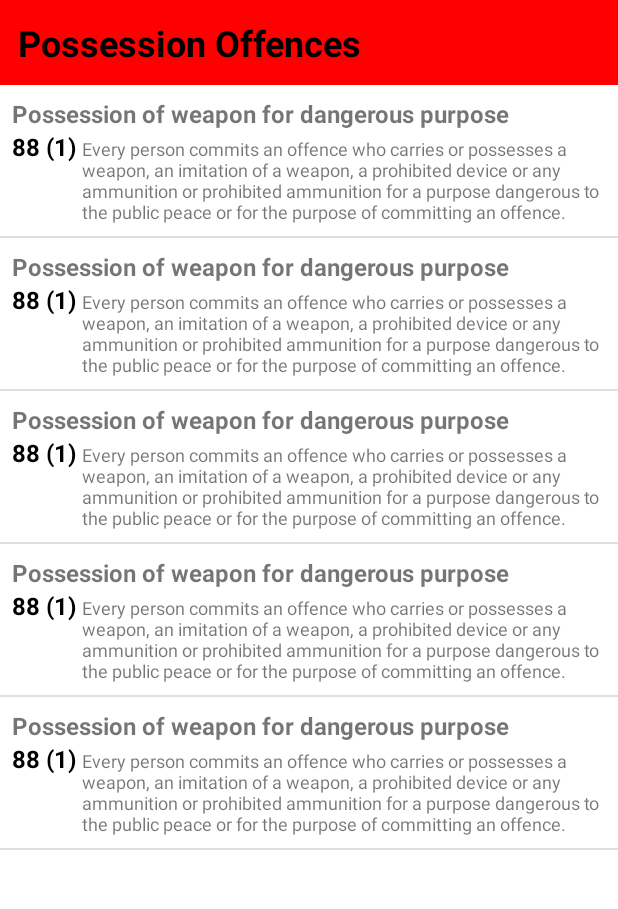
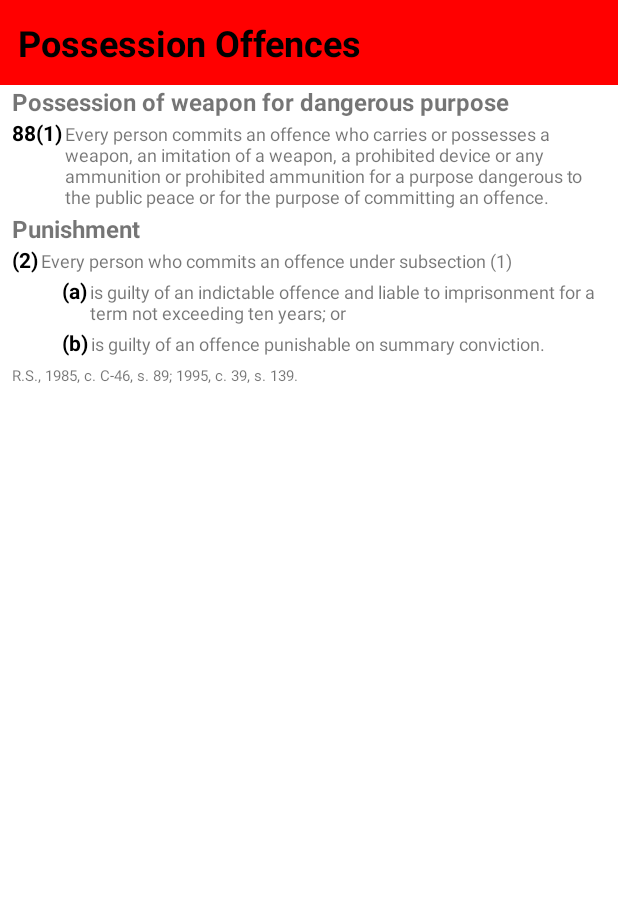
Before and after one commit to pocket-law/pocketlaw-debug, an Android app: the screen it shows after launch (ActivitySection), on a phone screen of 412 x 824 dp, the part 85-994 px from its top. Run offline under Robolectric (Android 15) with nearby library versions, the phone set to English and light mode, and no system bars.

Commit message:
created basic adapter and object class for provisions

```diff
--- a/app/src/main/java/ca/ggolda/reference_criminal_code/ActivitySection.java
+++ b/app/src/main/java/ca/ggolda/reference_criminal_code/ActivitySection.java
@@ -26,13 +26,22 @@ public class ActivitySection extends AppCompatActivity {
 
         provisions = new ArrayList<>();
 
+
         //TODO: get provisions from a source
-        InstanceProvision tempProv = new InstanceProvision("YO");
-        provisions.add(tempProv);
-        provisions.add(tempProv);
-        provisions.add(tempProv);
-        provisions.add(tempProv);
-        provisions.add(tempProv);
+        InstanceProvision tempProv1 = new InstanceProvision(1, "Possession of weapon for dangerous purpose", "88(1)", "Every person commits an offence who carries or possesses a weapon, an imitation of a weapon, a prohibited device or any ammunition or prohibited ammunition for a purpose dangerous to the public peace or for the purpose of committing an offence.");
+        InstanceProvision tempProv2 = new InstanceProvision(1, "Punishment", "(2)", "Every person who commits an offence under subsection (1)");
+        InstanceProvision tempSub1 = new InstanceProvision(2, "(a)", "is guilty of an indictable offence and liable to imprisonment for a term not exceeding ten years; or");
+        InstanceProvision tempSub2 = new InstanceProvision(2, "(b)", "is guilty of an offence punishable on summary conviction.");
+        InstanceProvision tempCite = new InstanceProvision(3, "R.S., 1985, c. C-46, s. 89; 1995, c. 39, s. 139.");
+
+        provisions.add(tempProv1);
+        provisions.add(tempProv2);
+        provisions.add(tempSub1);
+        provisions.add(tempSub2);
+        provisions.add(tempCite);
+
+
+
 
         mAdapterProvision = new AdapterProvision(ActivitySection.this, R.layout.card_provision, provisions);
         mListView = (ListView) findViewById(R.id.list_view);
--- a/app/src/main/java/ca/ggolda/reference_criminal_code/AdapterProvision.java
+++ b/app/src/main/java/ca/ggolda/reference_criminal_code/AdapterProvision.java
@@ -9,6 +9,7 @@ import android.content.Context;
 import android.view.View;
 import android.view.ViewGroup;
 import android.widget.ArrayAdapter;
+import android.widget.LinearLayout;
 import android.widget.TextView;
 
 import java.util.List;
@@ -34,7 +35,55 @@ public class AdapterProvision extends ArrayAdapter<InstanceProvision> {
             convertView = ((Activity) getContext()).getLayoutInflater().inflate(R.layout.card_provision, parent, false);
         }
 
+        final InstanceProvision current = getItem(position);
+
+
+        LinearLayout provisionLayout = (LinearLayout) convertView.findViewById(R.id.provision_layout);
         TextView provisionName = (TextView) convertView.findViewById(R.id.provision_name);
+        TextView provisionNumber = (TextView) convertView.findViewById(R.id.provision_number);
+        TextView provisionText = (TextView) convertView.findViewById(R.id.provision_text);
+
+        LinearLayout subLayout = (LinearLayout) convertView.findViewById(R.id.sub_layout);
+        TextView subNumber = (TextView) convertView.findViewById(R.id.sub_number);
+        TextView subText = (TextView) convertView.findViewById(R.id.sub_text);
+
+        TextView citationText = (TextView) convertView.findViewById(R.id.cite_text);
+
+
+        switch(current.getProvision_type()) {
+            case 1:
+                provisionLayout.setVisibility(View.VISIBLE);
+                subLayout.setVisibility(View.GONE);
+                citationText.setVisibility(View.GONE);
+
+                provisionName.setText(current.getProvision_name());
+                provisionNumber.setText(current.getProvision_number());
+                provisionText.setText(current.getProvision_text());
+
+
+                break;
+            case 2:
+                provisionLayout.setVisibility(View.GONE);
+                subLayout.setVisibility(View.VISIBLE);
+                citationText.setVisibility(View.GONE);
+
+                subNumber.setText(current.getProvision_number());
+                subText.setText(current.getProvision_text());
+
+                break;
+            case 3:
+                provisionLayout.setVisibility(View.GONE);
+                subLayout.setVisibility(View.GONE);
+                citationText.setVisibility(View.VISIBLE);
+
+                citationText.setText(current.getProvision_text());
+
+                break;
+
+        }
+
+
+
 
 
 
--- a/app/src/main/java/ca/ggolda/reference_criminal_code/InstanceProvision.java
+++ b/app/src/main/java/ca/ggolda/reference_criminal_code/InstanceProvision.java
@@ -6,20 +6,44 @@ package ca.ggolda.reference_criminal_code;
 public class InstanceProvision {
 
 
+    private int mProvisionType;
     private String mProvisionName;
+    private String mProvisionNumber;
+    private String mProvisionText;
 
 
     // Required for firebase
     public InstanceProvision() {
     }
 
-    // Constructor for InstanceGame with all attributes
-    public InstanceProvision(String provision_name) {
-
+    // Constructor for InstanceProvision with all attributes (sections)
+    public InstanceProvision(int provision_type, String provision_name, String provision_number, String provision_text) {
+        mProvisionType = provision_type;
         mProvisionName = provision_name;
-
+        mProvisionNumber = provision_number;
+        mProvisionText = provision_text;
     }
 
+    // Constructor for InstanceProvision subs
+    public InstanceProvision(int provision_type, String provision_number, String provision_text) {
+        mProvisionType = provision_type;
+        mProvisionNumber = provision_number;
+        mProvisionText = provision_text;
+    }
+
+    // Constructor for InstanceProvision citations
+    public InstanceProvision(int provision_type, String provision_text) {
+        mProvisionType = provision_type;
+        mProvisionText = provision_text;
+    }
+
+
+    public int getProvision_type() {
+        return mProvisionType;
+    }
+    public void setProvision_type(int mProvisionType) {
+        this.mProvisionType = mProvisionType;
+    }
 
     public String getProvision_name() {
         return mProvisionName;
@@ -28,5 +52,19 @@ public class InstanceProvision {
         this.mProvisionName = mProvisionName;
     }
 
+    public String getProvision_number() {
+        return mProvisionNumber;
+    }
+    public void setProvision_number(String mProvisionNumber) {
+        this.mProvisionNumber = mProvisionNumber;
+    }
+
+    public String getProvision_text() {
+        return mProvisionText;
+    }
+    public void setProvision_text(String mProvisionText) {
+        this.mProvisionText = mProvisionText;
+    }
+
 
 }
--- a/app/src/main/res/layout/card_provision.xml
+++ b/app/src/main/res/layout/card_provision.xml
@@ -1,11 +1,18 @@
 <?xml version="1.0" encoding="utf-8"?>
 <LinearLayout xmlns:android="http://schemas.android.com/apk/res/android"
-    android:orientation="vertical" android:layout_width="match_parent"
+    android:layout_width="match_parent"
     android:layout_height="wrap_content"
     android:background="#FFFFFF"
-    android:padding="8dp">
+    android:orientation="vertical"
+    android:paddingLeft="8dp"
+    android:paddingRight="8dp">
 
 
+    <LinearLayout
+        android:layout_width="match_parent"
+        android:layout_height="wrap_content"
+        android:orientation="vertical"
+        android:id="@+id/provision_layout">
 
         <TextView
             android:id="@+id/provision_name"
@@ -13,7 +20,41 @@
             android:layout_height="wrap_content"
             android:text="Possession of weapon for dangerous purpose"
             android:textSize="16sp"
-        android:textStyle="bold"/>
+            android:textStyle="bold" />
+
+        <LinearLayout
+            android:layout_width="match_parent"
+            android:layout_height="wrap_content"
+            android:orientation="horizontal">
+
+
+            <TextView
+                android:layout_width="wrap_content"
+                android:id="@+id/provision_number"
+                android:layout_height="wrap_content"
+                android:text="88 (1)"
+                android:textColor="#000000"
+                android:paddingRight="2dp"
+                android:textSize="14sp"
+                android:textStyle="bold" />
+
+            <TextView
+                android:layout_width="match_parent"
+                android:id="@+id/provision_text"
+                android:layout_height="wrap_content"
+                android:paddingBottom="4dp"
+                android:text="Every person commits an offence who carries or possesses a weapon, an imitation of a weapon, a prohibited device or any ammunition or prohibited ammunition for a purpose dangerous to the public peace or for the purpose of committing an offence."
+                android:textSize="12sp" />
+
+        </LinearLayout>
+
+    </LinearLayout>
+
+    <LinearLayout
+        android:layout_width="match_parent"
+        android:layout_height="wrap_content"
+        android:orientation="vertical"
+        android:id="@+id/sub_layout">
 
         <LinearLayout
             android:layout_width="match_parent"
@@ -23,19 +64,41 @@
             <TextView
                 android:layout_width="wrap_content"
                 android:layout_height="wrap_content"
-            android:text="88 (1) "
-            android:textStyle="bold"
+                android:text="          "
                 android:textColor="#000000"
-            android:textSize="16sp"/>
+                android:textSize="14sp"
+                android:textStyle="bold" />
+
+
+            <TextView
+                android:layout_width="wrap_content"
+                android:layout_height="wrap_content"
+                android:text="(a)"
+                android:paddingRight="2dp"
+                android:id="@+id/sub_number"
+                android:textColor="#000000"
+                android:textSize="14sp"
+                android:textStyle="bold" />
 
             <TextView
                 android:layout_width="match_parent"
                 android:layout_height="wrap_content"
+                android:id="@+id/sub_text"
+                android:paddingBottom="4dp"
                 android:text="Every person commits an offence who carries or possesses a weapon, an imitation of a weapon, a prohibited device or any ammunition or prohibited ammunition for a purpose dangerous to the public peace or for the purpose of committing an offence."
-            android:textSize="12sp"
-            android:paddingBottom="4dp"/>
+                android:textSize="12sp" />
 
         </LinearLayout>
 
+    </LinearLayout>
+
+    <TextView
+        android:layout_marginTop="4dp"
+        android:id="@+id/cite_text"
+        android:layout_width="match_parent"
+        android:layout_height="wrap_content"
+        android:textSize="10sp"
+        android:text="R.S., 1985, c. C-46, s. 88; 1995, c. 39, s. 139."/>
+
 
 </LinearLayout>
--- a/app/src/main/res/layout/layout_section.xml
+++ b/app/src/main/res/layout/layout_section.xml
@@ -54,6 +54,7 @@
 
     <ListView
         android:id="@+id/list_view"
+        android:divider="@null"
         android:layout_width="match_parent"
         android:layout_height="match_parent" />
 
```
Also changed, not shown: app/src/main/ic_launcher-web.png (added), app/src/main/res/mipmap-hdpi/ic_launcher.png, app/src/main/res/mipmap-mdpi/ic_launcher.png, app/src/main/res/mipmap-xhdpi/ic_launcher.png, app/src/main/res/mipmap-xxhdpi/ic_launcher.png, app/src/main/res/mipmap-xxxhdpi/ic_launcher.png. Lines whose indentation alone changed are shown as unchanged.
